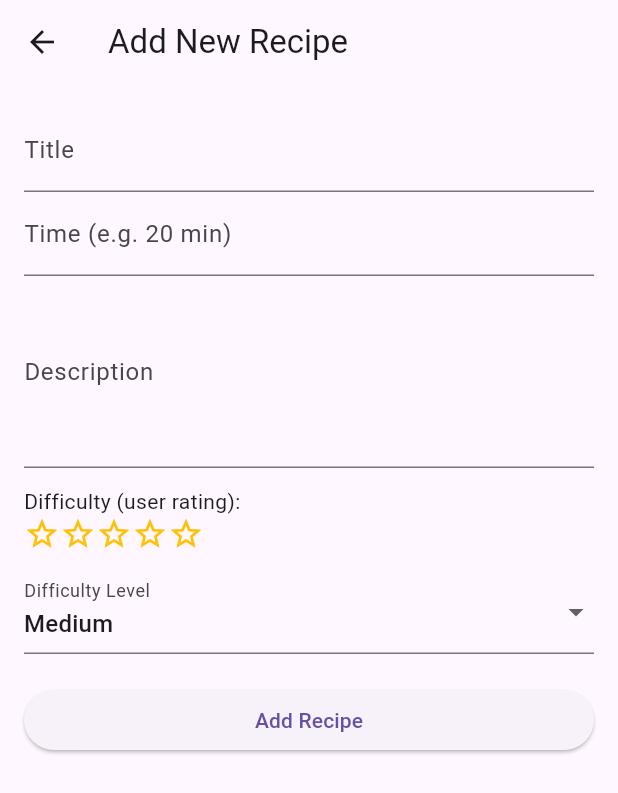
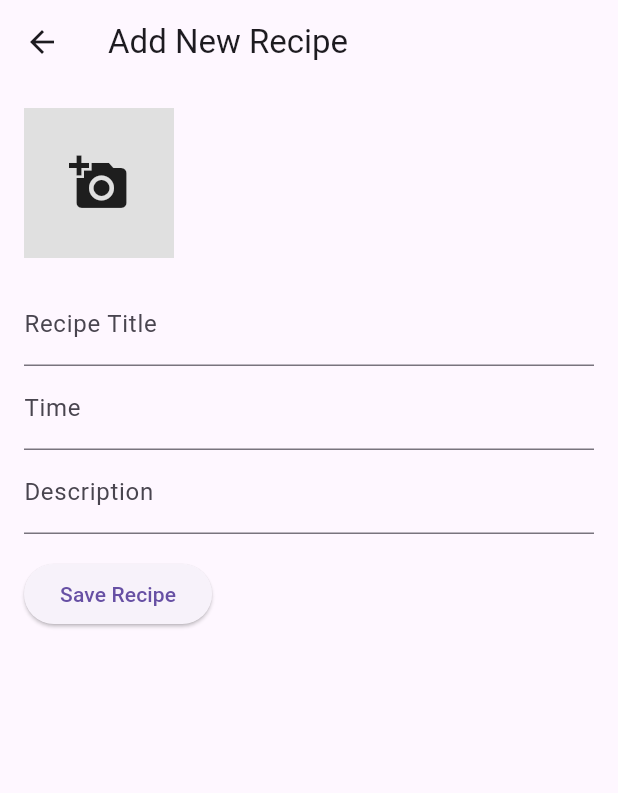
Before and after one commit to AggelosTse/Cooking-App, a Flutter app: the AddRecipePage screen opened directly with empty values, on a phone screen of 412 x 824 dp. Shown: the top 793 px of the screen. Run offline on Flutter 3.47's test engine with Material 3 defaults, Android fonts, the phone set to English and light mode, and no system bars; our stand-ins replace image_picker.

Commit message:
adding pictures of foods

```diff
--- a/lib/main.dart
+++ b/lib/main.dart
@@ -1,4 +1,6 @@
 import 'package:flutter/material.dart';
+import 'package:image_picker/image_picker.dart';
+import 'dart:io'; // To handle file images
 
 void main() {
   runApp(const MainApp());
@@ -214,8 +216,15 @@ class _ImageScrollerState extends State<ImageScroller> {
                               onTap: () => openDetailPage(recipe),
                               child: ClipRRect(
                                 borderRadius: BorderRadius.circular(10),
-                                child: Image.asset(
+                                child: recipe.imagePath.startsWith('assets')
+                                    ? Image.asset(
                                         recipe.imagePath,
+                                        width: 140,
+                                        height: 110,
+                                        fit: BoxFit.cover,
+                                      )
+                                    : Image.file(
+                                        File(recipe.imagePath),
                                         width: 140,
                                         height: 110,
                                         fit: BoxFit.cover,
@@ -316,8 +325,15 @@ class RecipeDetailPage extends StatelessWidget {
         child: Column(
           crossAxisAlignment: CrossAxisAlignment.start,
           children: [
-            Image.asset(
+            recipe.imagePath.startsWith('assets')
+                ? Image.asset(
                     recipe.imagePath,
+                    width: double.infinity,
+                    height: 220,
+                    fit: BoxFit.cover,
+                  )
+                : Image.file(
+                    File(recipe.imagePath),
                     width: double.infinity,
                     height: 220,
                     fit: BoxFit.cover,
@@ -362,14 +378,37 @@ class AddRecipePage extends StatefulWidget {
 }
 
 class _AddRecipePageState extends State<AddRecipePage> {
-  final _formKey = GlobalKey<FormState>();
-  String title = '';
-  String time = '';
-  String description = '';
-  int difficulty = 0;
-  String difficultyLevel = 'Medium';
+  final ImagePicker _picker = ImagePicker();
+  File? _imageFile;
 
-  String imagePath = 'assets/placeholder.jpg';
+  final TextEditingController _titleController = TextEditingController();
+  final TextEditingController _timeController = TextEditingController();
+  final TextEditingController _descriptionController = TextEditingController();
+
+  Future<void> _pickImage() async {
+    final XFile? pickedFile = await _picker.pickImage(source: ImageSource.gallery);
+    if (pickedFile != null) {
+      setState(() {
+        _imageFile = File(pickedFile.path);
+      });
+    }
+  }
+
+  void _saveRecipe() {
+    final String title = _titleController.text;
+    final String time = _timeController.text;
+    final String description = _descriptionController.text;
+    if (_imageFile != null && title.isNotEmpty && time.isNotEmpty && description.isNotEmpty) {
+      final newRecipe = Recipe(
+        imagePath: _imageFile!.path,
+        title: title,
+        time: time,
+        description: description,
+      );
+      widget.onAdd(newRecipe);
+      Navigator.pop(context);
+    }
+  }
 
   @override
   Widget build(BuildContext context) {
@@ -377,74 +416,39 @@ class _AddRecipePageState extends State<AddRecipePage> {
       appBar: AppBar(title: const Text("Add New Recipe")),
       body: Padding(
         padding: const EdgeInsets.all(16),
-        child: Form(
-          key: _formKey,
-          child: ListView(
+        child: Column(
+          crossAxisAlignment: CrossAxisAlignment.start,
           children: [
-              TextFormField(
-                decoration: const InputDecoration(labelText: 'Title'),
-                onSaved: (val) => title = val ?? '',
+            GestureDetector(
+              onTap: _pickImage,
+              child: _imageFile == null
+                  ? Container(
+                      width: 100,
+                      height: 100,
+                      color: Colors.grey[300],
+                      child: const Icon(Icons.add_a_photo, size: 40),
+                    )
+                  : Image.file(_imageFile!, width: 100, height: 100),
             ),
-              TextFormField(
-                decoration: const InputDecoration(labelText: 'Time (e.g. 20 min)'),
-                onSaved: (val) => time = val ?? '',
+            const SizedBox(height: 16),
+            TextField(
+              controller: _titleController,
+              decoration: const InputDecoration(labelText: 'Recipe Title'),
             ),
-              TextFormField(
+            TextField(
+              controller: _timeController,
+              decoration: const InputDecoration(labelText: 'Time'),
+            ),
+            TextField(
+              controller: _descriptionController,
               decoration: const InputDecoration(labelText: 'Description'),
-                maxLines: 4,
-                onSaved: (val) => description = val ?? '',
             ),
-              const SizedBox(height: 12),
-              const Text("Difficulty (user rating):"),
-              Row(
-                children: List.generate(5, (index) {
-                  return GestureDetector(
-                    onTap: () => setState(() {
-                      difficulty = index + 1;
-                    }),
-                    child: Icon(
-                      index < difficulty ? Icons.star : Icons.star_border,
-                      color: Colors.amber,
+            const SizedBox(height: 16),
+            ElevatedButton(
+              onPressed: _saveRecipe,
+              child: const Text('Save Recipe'),
             ),
-                  );
-                }),
-              ),
-              const SizedBox(height: 12),
-              DropdownButtonFormField<String>(
-                value: difficultyLevel,
-                decoration: const InputDecoration(labelText: 'Difficulty Level'),
-                items: ['Easy', 'Medium', 'Hard'].map((level) {
-                  return DropdownMenuItem(
-                    value: level,
-                    child: Text(level),
-                  );
-                }).toList(),
-                onChanged: (val) {
-                  setState(() {
-                    difficultyLevel = val ?? 'Medium';
-                  });
-                },
-              ),
-              const SizedBox(height: 20),
-              ElevatedButton(
-                onPressed: () {
-                  _formKey.currentState?.save();
-                  widget.onAdd(
-                    Recipe(
-                      imagePath: imagePath,
-                      title: title,
-                      time: time,
-                      description: description,
-                      difficulty: difficulty,
-                      difficultyLevel: difficultyLevel,
-                    ),
-                  );
-                  Navigator.pop(context);
-                },
-                child: const Text("Add Recipe"),
-              )
           ],
-          ),
         ),
       ),
     );
--- a/pubspec.yaml
+++ b/pubspec.yaml
@@ -9,6 +9,8 @@ environment:
 dependencies:
   flutter:
     sdk: flutter
+  image_picker: ^1.0.4
+  # Optionally add permission_handler if you want more control over image permissions
 
 dev_dependencies:
   flutter_test:
```
Also changed, not shown: pubspec.lock, 5 other files. Lines whose indentation alone changed are shown as unchanged.
